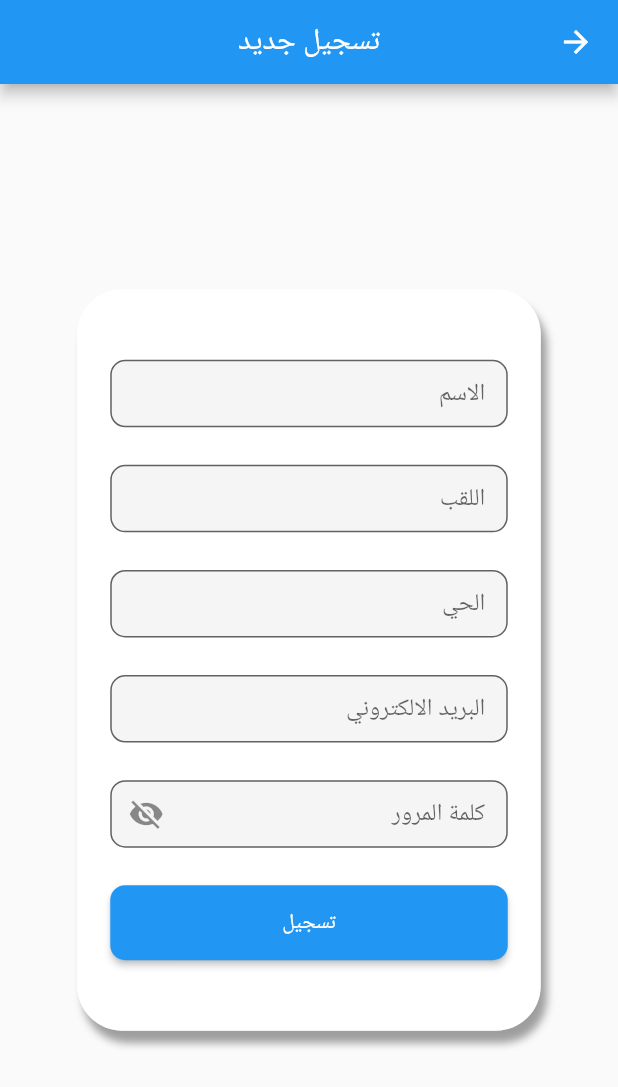
After one commit to lahcenegue/libraryapp, a Flutter app: the screen it shows after launch, tab 2 chosen, after a tap on "تسجيل جديد", on a phone screen of 412 x 824 dp. The commit adds this screen. Shown: the top 1087 px of the screen. Run offline on Flutter 3.47's test engine with Material 2 defaults, Android fonts, the phone set to English and light mode, and no system bars; our stand-ins replace sqflite; accounts and stored records are empty.

Commit message:
new update

```diff
--- a/lib/data/sqldb.dart
+++ b/lib/data/sqldb.dart
@@ -15,7 +15,7 @@ class SqlDb {
 
   initialDb() async {
     String databasePath = await getDatabasesPath(); //مسار حفظ الملف
-    String path = p.join(databasePath, 'register.db'); //اسم الداتا بيز
+    String path = p.join(databasePath, 'library.db'); //اسم الداتا بيز
     Database mydb = await openDatabase(
       path,
       onCreate: _onCreate,
@@ -29,6 +29,9 @@ class SqlDb {
     Batch batch = db.batch();
     batch.execute(
         'CREATE TABLE "persons" ("id" INTEGER NOT NULL PRIMARY KEY AUTOINCREMENT, "first_name" TEXT, "second_name" TEXT, "email" TEXT, "password" TEXT)');
+
+    batch.execute(
+        'CREATE TABLE "library" ("id" INTEGER NOT NULL PRIMARY KEY AUTOINCREMENT, "first_name" TEXT, "second_name" TEXT, "email" TEXT, "city" TEXT, "password" TEXT)');
 
     await batch.commit();
   }
--- a/lib/widgets/login_library.dart
+++ b/lib/screens/login_persson.dart
@@ -1,17 +1,34 @@
 import 'package:flutter/material.dart';
+import 'package:libraryapp/data/sqldb.dart';
 import 'package:libraryapp/screens/forgot.dart';
 import 'package:libraryapp/screens/main_screen.dart';
-import 'package:libraryapp/screens/register.dart';
+import 'package:libraryapp/screens/register_persson.dart';
 
-class LoginLibrary extends StatefulWidget {
-  const LoginLibrary({super.key});
+class LoginPersson extends StatefulWidget {
+  const LoginPersson({super.key});
 
   @override
-  State<LoginLibrary> createState() => _LoginLibraryState();
+  State<LoginPersson> createState() => _LoginPerssonState();
 }
 
-class _LoginLibraryState extends State<LoginLibrary> {
+class _LoginPerssonState extends State<LoginPersson> {
+  SqlDb sqlDb = SqlDb();
+
+  Future<List<Map>> readData() async {
+    List<Map> response = await sqlDb.readData("SELECT * FROM persons");
+    return response;
+  }
+
+  String? email;
+  String? password;
   bool _obscureText = true;
+
+  @override
+  void initState() {
+    super.initState();
+    readData();
+  }
+
   @override
   Widget build(BuildContext context) {
     final double screenHeight = MediaQuery.of(context).size.height;
@@ -45,7 +62,10 @@ class _LoginLibraryState extends State<LoginLibrary> {
                 children: [
                   SizedBox(
                     height: 45,
-                    child: TextField(
+                    child: TextFormField(
+                      onChanged: (value) {
+                        email = value;
+                      },
                       keyboardType: TextInputType.emailAddress,
                       decoration: InputDecoration(
                         fillColor: Colors.grey.shade100,
@@ -61,7 +81,10 @@ class _LoginLibraryState extends State<LoginLibrary> {
                   ),
                   SizedBox(
                     height: 45,
-                    child: TextField(
+                    child: TextFormField(
+                      onChanged: (value) {
+                        password = value;
+                      },
                       keyboardType: TextInputType.visiblePassword,
                       obscureText: _obscureText,
                       enableSuggestions: false,
@@ -86,41 +109,41 @@ class _LoginLibraryState extends State<LoginLibrary> {
                                   : Icons.visibility))),
                     ),
                   ),
-                  // Row(
-                  //   mainAxisAlignment: MainAxisAlignment.spaceBetween,
-                  //   children: [
-                  //     TextButton(
-                  //       onPressed: () {
-                  //         Navigator.of(context).push(
-                  //           MaterialPageRoute(
-                  //             builder: (context) => const ForgorScreen(),
-                  //           ),
-                  //         );
-                  //       },
-                  //       child: const Text(
-                  //         'نسيت كلمة المرور',
-                  //         style: TextStyle(
-                  //           fontSize: 18,
-                  //         ),
-                  //       ),
-                  //     ),
-                  //     TextButton(
-                  //       onPressed: () {
-                  //         Navigator.of(context).push(
-                  //           MaterialPageRoute(
-                  //             builder: (context) => const RegisterScreen(),
-                  //           ),
-                  //         );
-                  //       },
-                  //       child: const Text(
-                  //         'تسجيل جديد',
-                  //         style: TextStyle(
-                  //           fontSize: 18,
-                  //         ),
-                  //       ),
-                  //     ),
-                  //   ],
-                  // ),
+                  Row(
+                    mainAxisAlignment: MainAxisAlignment.spaceBetween,
+                    children: [
+                      TextButton(
+                        onPressed: () {
+                          Navigator.of(context).push(
+                            MaterialPageRoute(
+                              builder: (context) => const ForgorScreen(),
+                            ),
+                          );
+                        },
+                        child: const Text(
+                          'نسيت كلمة المرور',
+                          style: TextStyle(
+                            fontSize: 18,
+                          ),
+                        ),
+                      ),
+                      TextButton(
+                        onPressed: () {
+                          Navigator.of(context).push(
+                            MaterialPageRoute(
+                              builder: (context) => const RegisterPersson(),
+                            ),
+                          );
+                        },
+                        child: const Text(
+                          'تسجيل جديد',
+                          style: TextStyle(
+                            fontSize: 18,
+                          ),
+                        ),
+                      ),
+                    ],
+                  ),
                   ElevatedButton(
                     style: ElevatedButton.styleFrom(
                       minimumSize: const Size(double.infinity, 50),
--- /dev/null
+++ b/lib/screens/register_library.dart
@@ -0,0 +1,202 @@
+import 'package:flutter/material.dart';
+import 'package:libraryapp/screens/login.dart';
+
+import '../data/sqldb.dart';
+
+class RegisterLibrary extends StatefulWidget {
+  const RegisterLibrary({super.key});
+
+  @override
+  State<RegisterLibrary> createState() => _RegisterLibraryState();
+}
+
+class _RegisterLibraryState extends State<RegisterLibrary> {
+  SqlDb sqlDb = SqlDb();
+  GlobalKey<FormState> formstate = GlobalKey();
+  TextEditingController firstName = TextEditingController();
+  TextEditingController secondName = TextEditingController();
+  TextEditingController password = TextEditingController();
+  TextEditingController city = TextEditingController();
+  TextEditingController email = TextEditingController();
+  bool _obscureText = true;
+
+  @override
+  Widget build(BuildContext context) {
+    final double screenHeight = MediaQuery.of(context).size.height;
+    final double screenWidth = MediaQuery.of(context).size.width;
+    return SafeArea(
+      child: Directionality(
+        textDirection: TextDirection.rtl,
+        child: Scaffold(
+          appBar: AppBar(
+            title: const Text('تسجيل جديد'),
+            centerTitle: true,
+          ),
+          body: SizedBox(
+            height: screenHeight,
+            width: screenWidth,
+            child: Stack(
+              alignment: Alignment.center,
+              children: [
+                SingleChildScrollView(
+                  child: Container(
+                    height: screenHeight * 0.60,
+                    width: screenWidth * 0.75,
+                    decoration: BoxDecoration(
+                      color: Colors.white,
+                      borderRadius: BorderRadius.circular(30),
+                      boxShadow: const [
+                        BoxShadow(
+                          color: Colors.grey,
+                          blurRadius: 4,
+                          offset: Offset(4, 8), // Shadow position
+                        ),
+                      ],
+                      border: Border.all(
+                        width: 2,
+                        color: Colors.white.withOpacity(0.5),
+                      ),
+                    ),
+                    child: Container(
+                      padding: const EdgeInsets.all(20),
+                      child: Column(
+                        mainAxisAlignment: MainAxisAlignment.spaceEvenly,
+                        children: [
+                          //name
+                          SizedBox(
+                            height: 45,
+                            child: TextFormField(
+                              controller: firstName,
+                              keyboardType: TextInputType.text,
+                              decoration: InputDecoration(
+                                fillColor: Colors.grey.shade100,
+                                filled: true,
+                                hintText: 'الاسم',
+                                contentPadding: const EdgeInsets.only(
+                                    left: 15, bottom: 11, top: 11, right: 15),
+                                border: OutlineInputBorder(
+                                  borderRadius: BorderRadius.circular(10),
+                                ),
+                              ),
+                            ),
+                          ),
+
+                          // second name
+                          SizedBox(
+                            height: 45,
+                            child: TextFormField(
+                              controller: secondName,
+                              keyboardType: TextInputType.text,
+                              decoration: InputDecoration(
+                                fillColor: Colors.grey.shade100,
+                                filled: true,
+                                hintText: 'اللقب',
+                                contentPadding: const EdgeInsets.only(
+                                    left: 15, bottom: 11, top: 11, right: 15),
+                                border: OutlineInputBorder(
+                                  borderRadius: BorderRadius.circular(10),
+                                ),
+                              ),
+                            ),
+                          ),
+
+                          SizedBox(
+                            height: 45,
+                            child: TextFormField(
+                              controller: city,
+                              keyboardType: TextInputType.text,
+                              decoration: InputDecoration(
+                                fillColor: Colors.grey.shade100,
+                                filled: true,
+                                hintText: 'الحي',
+                                contentPadding: const EdgeInsets.only(
+                                    left: 15, bottom: 11, top: 11, right: 15),
+                                border: OutlineInputBorder(
+                                  borderRadius: BorderRadius.circular(10),
+                                ),
+                              ),
+                            ),
+                          ),
+
+                          SizedBox(
+                            height: 45,
+                            child: TextFormField(
+                              controller: email,
+                              keyboardType: TextInputType.emailAddress,
+                              decoration: InputDecoration(
+                                fillColor: Colors.grey.shade100,
+                                filled: true,
+                                hintText: 'البريد الالكتروني',
+                                contentPadding: const EdgeInsets.only(
+                                    left: 15, bottom: 11, top: 11, right: 15),
+                                border: OutlineInputBorder(
+                                  borderRadius: BorderRadius.circular(10),
+                                ),
+                              ),
+                            ),
+                          ),
+
+                          SizedBox(
+                            height: 45,
+                            child: TextFormField(
+                              controller: password,
+                              keyboardType: TextInputType.visiblePassword,
+                              obscureText: _obscureText,
+                              enableSuggestions: false,
+                              autocorrect: false,
+                              decoration: InputDecoration(
+                                  fillColor: Colors.grey.shade100,
+                                  filled: true,
+                                  hintText: 'كلمة المرور',
+                                  contentPadding: const EdgeInsets.only(
+                                      left: 15, bottom: 11, top: 11, right: 15),
+                                  border: OutlineInputBorder(
+                                    borderRadius: BorderRadius.circular(10),
+                                  ),
+                                  suffixIcon: IconButton(
+                                      onPressed: () {
+                                        setState(() {
+                                          _obscureText = !_obscureText;
+                                        });
+                                      },
+                                      icon: Icon(_obscureText
+                                          ? Icons.visibility_off
+                                          : Icons.visibility))),
+                            ),
+                          ),
+                          ElevatedButton(
+                            style: ElevatedButton.styleFrom(
+                              minimumSize: const Size(double.infinity, 50),
+                              shape: RoundedRectangleBorder(
+                                  borderRadius: BorderRadius.circular(10.0)),
+                            ),
+                            onPressed: () async {
+                              int response = await sqlDb.insertData('''
+                                     INSERT INTO library ("first_name" , "second_name", "city", "email", "password")
+                                     VALUES ("${firstName.text}", "${secondName.text}", "${city.text}", "${email.text}", "${password.text}")
+                                      ''');
+
+                              if (response > 0) {
+                                Navigator.of(context).pushAndRemoveUntil(
+                                  MaterialPageRoute(
+                                    builder: (context) => const LoginScreen(),
+                                  ),
+                                  ((route) => false),
+                                );
+                              }
+                            },
+                            child: const Text('تسجيل'),
+                          ),
+                        ],
+                      ),
+                    ),
+                  ),
+                ),
+              ],
+            ),
+          ),
+        ),
+      ),
+    );
+  }
+}
--- a/lib/screens/services.dart
+++ b/lib/screens/services.dart
@@ -138,6 +138,7 @@ class _ServicesScreenState extends State<ServicesScreen> {
                             actions: [
                               TextButton(
                                   onPressed: () {
+                                    Navigator.of(context).pop();
                                     Navigator.of(context).push(
                                       MaterialPageRoute(
                                           builder: (context) =>
```
Also changed, not shown: lib/data/librory_list.dart (deleted, +0 -7 lines), lib/screens/login_library.dart (renamed from lib/widgets/login_persson.dart, +23 -8 lines), lib/screens/main_screen.dart (+43 -21 lines), lib/screens/order.dart (deleted, +0 -71 lines), lib/screens/register_persson.dart (renamed from lib/screens/register.dart, +4 -6 lines).
